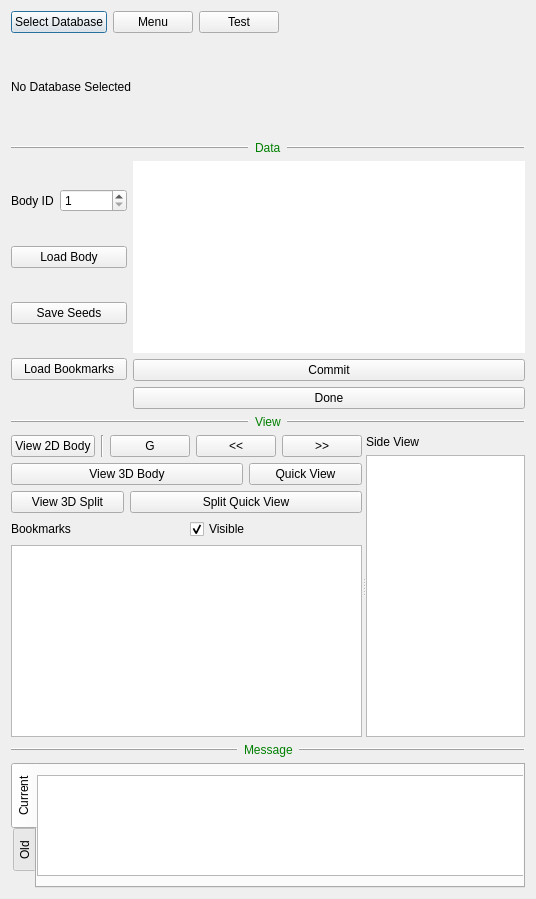
Above: neurolabi/gui/flyembodysplitprojectdialog.ui from janelia-flyem/NeuTu before the change. Below: the same form after it.
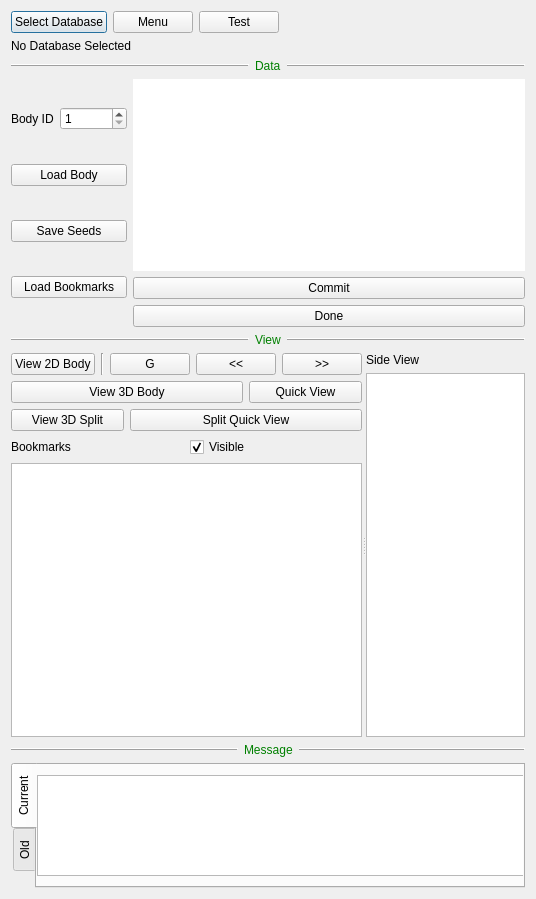
That is the form after the change.

Commit message: fix dialog layout

Patch:
```diff
--- a/neurolabi/gui/flyembodysplitprojectdialog.ui
+++ b/neurolabi/gui/flyembodysplitprojectdialog.ui
@@ -60,6 +60,12 @@
    </item>
    <item>
     <widget class="QLabel" name="dvidInfoLabel">
+     <property name="sizePolicy">
+      <sizepolicy hsizetype="Preferred" vsizetype="Maximum">
+       <horstretch>0</horstretch>
+       <verstretch>0</verstretch>
+      </sizepolicy>
+     </property>
      <property name="text">
       <string>No Database Selected</string>
      </property>
```
